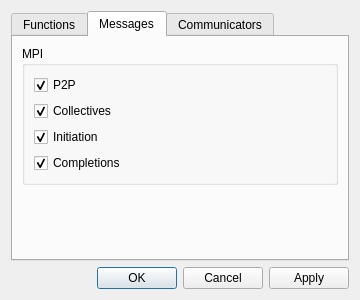
Qt form mpi.tool/components/qTV/filterdialog.ui (peatman/peat) before a commit.
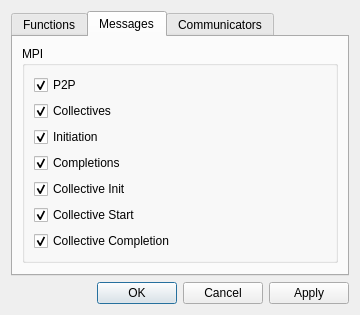
The same form after that commit. The open tabs and pages were chosen to show the change.

What changed in the file:
```diff
--- a/mpi.tool/components/qTV/filterdialog.ui
+++ b/mpi.tool/components/qTV/filterdialog.ui
@@ -139,6 +139,36 @@
           </property>
          </widget>
         </item>
+        <item>
+         <widget class="QCheckBox" name="checkCollectiveInitMessages">
+          <property name="text">
+           <string>Collective Init</string>
+          </property>
+          <property name="checked">
+           <bool>true</bool>
+          </property>
+         </widget>
+        </item>
+        <item>
+         <widget class="QCheckBox" name="checkCollectiveStartMessages">
+          <property name="text">
+           <string>Collective Start</string>
+          </property>
+          <property name="checked">
+           <bool>true</bool>
+          </property>
+         </widget>
+        </item>
+        <item>
+         <widget class="QCheckBox" name="checkCollectiveCompletionMessages">
+          <property name="text">
+           <string>Collective Completion</string>
+          </property>
+          <property name="checked">
+           <bool>true</bool>
+          </property>
+         </widget>
+        </item>
          </layout>
         </widget>
        </item>
```
